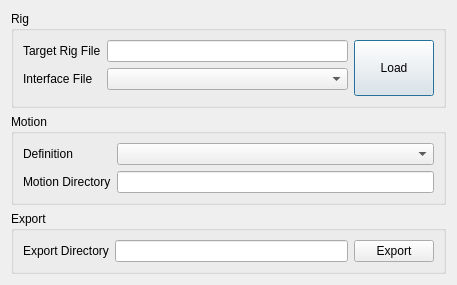
Before: the Qt Designer form scripts/domino/copycat/ui/main_ui.ui in chowooseoung/domino, drawn with Qt 5.
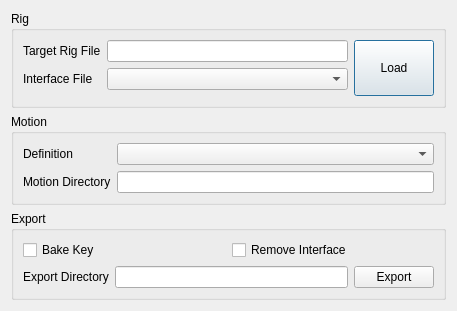
After: the same form once the commit is applied.

Commit message:
add copycat. key bake, remove interface 추가.
simulation=True 는 auto clavicle 기능으로 cycle 이 발생하기때문에 필요함.

Diff of the .ui file:
```diff
--- a/scripts/domino/copycat/ui/main_ui.ui
+++ b/scripts/domino/copycat/ui/main_ui.ui
@@ -7,7 +7,7 @@
     <x>0</x>
     <y>0</y>
     <width>457</width>
-    <height>247</height>
+    <height>271</height>
    </rect>
   </property>
   <property name="windowTitle">
@@ -91,23 +91,41 @@
       <string>Export</string>
      </property>
      <layout class="QGridLayout" name="gridLayout_3">
-      <item row="0" column="0">
+      <item row="1" column="0">
        <widget class="QLabel" name="label_7">
         <property name="text">
          <string>Export Directory</string>
         </property>
        </widget>
       </item>
-      <item row="0" column="1">
+      <item row="1" column="1">
        <widget class="QLineEdit" name="export_directory_lineEdit"/>
       </item>
-      <item row="0" column="2">
+      <item row="1" column="2">
        <widget class="QPushButton" name="export_pushButton">
         <property name="text">
          <string>Export</string>
         </property>
        </widget>
       </item>
+      <item row="0" column="0" colspan="3">
+       <layout class="QHBoxLayout" name="horizontalLayout">
+        <item>
+         <widget class="QCheckBox" name="bake_key_checkBox">
+          <property name="text">
+           <string>Bake Key</string>
+          </property>
+         </widget>
+        </item>
+        <item>
+         <widget class="QCheckBox" name="remove_interface_checkBox">
+          <property name="text">
+           <string>Remove Interface</string>
+          </property>
+         </widget>
+        </item>
+       </layout>
+      </item>
      </layout>
     </widget>
    </item>
```
The commit also changes 4 other files.
